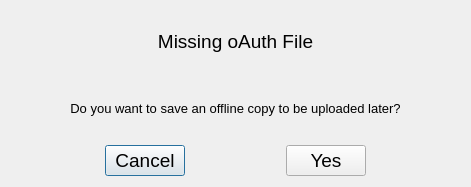
This is Utilities/GoogleDriveHandler/GDriveDataExport/missing_oAuth.ui in Georgia-Tech-Off-Road/GTORDaata as Qt 5 draws it before an edit. The edited form follows.
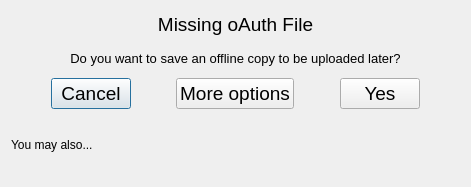
This is the edited form.

Commit message: oAuth missing file popups improved

What changed in the file:
```diff
--- a/Utilities/GoogleDriveHandler/GDriveDataExport/missing_oAuth.ui
+++ b/Utilities/GoogleDriveHandler/GDriveDataExport/missing_oAuth.ui
@@ -29,6 +29,9 @@
        <property name="alignment">
         <set>Qt::AlignCenter</set>
        </property>
+       <property name="textInteractionFlags">
+        <set>Qt::LinksAccessibleByMouse|Qt::TextSelectableByMouse</set>
+       </property>
       </widget>
      </item>
      <item>
@@ -39,7 +42,7 @@
         </font>
        </property>
        <property name="text">
-        <string>Do you want to save an offline copy to be uploaded later?</string>
+        <string>&lt;html&gt;&lt;head/&gt;&lt;body&gt;&lt;p&gt;Do you want to save an offline copy to be uploaded later?&lt;/p&gt;&lt;/body&gt;&lt;/html&gt;</string>
        </property>
        <property name="alignment">
         <set>Qt::AlignCenter</set>
@@ -47,6 +50,9 @@
        <property name="wordWrap">
         <bool>true</bool>
        </property>
+       <property name="textInteractionFlags">
+        <set>Qt::LinksAccessibleByMouse|Qt::TextSelectableByMouse</set>
+       </property>
       </widget>
      </item>
     </layout>
@@ -73,6 +79,26 @@
        </property>
       </widget>
      </item>
+     <item>
+      <spacer name="horizontalSpacer_4">
+       <property name="orientation">
+        <enum>Qt::Horizontal</enum>
+       </property>
+       <property name="sizeHint" stdset="0">
+        <size>
+         <width>40</width>
+         <height>20</height>
+        </size>
+       </property>
+      </spacer>
+     </item>
+     <item>
+      <widget class="QPushButton" name="more_options_btn">
+       <property name="text">
+        <string>More options</string>
+       </property>
+      </widget>
+     </item>
      <item>
       <spacer name="horizontalSpacer">
        <property name="orientation">
@@ -108,6 +134,27 @@
      </item>
     </layout>
    </item>
+   <item>
+    <widget class="QLabel" name="alt_option">
+     <property name="font">
+      <font>
+       <pointsize>9</pointsize>
+      </font>
+     </property>
+     <property name="text">
+      <string>You may also...</string>
+     </property>
+     <property name="wordWrap">
+      <bool>true</bool>
+     </property>
+     <property name="openExternalLinks">
+      <bool>true</bool>
+     </property>
+     <property name="textInteractionFlags">
+      <set>Qt::LinksAccessibleByMouse|Qt::TextSelectableByMouse</set>
+     </property>
+    </widget>
+   </item>
   </layout>
  </widget>
  <resources/>
```
The commit also changes 9 other files.
